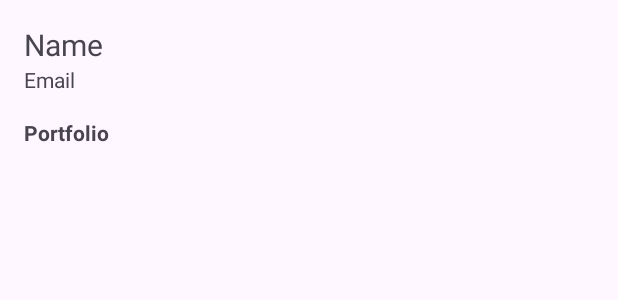
After one commit to Mayuushi/IT342-Syncra, an Android app: the layout fragment_user_profile.xml on its own in the app's theme, with its tools: preview values and no code run, on a phone screen of 412 x 824 dp. The commit adds this screen. Shown: the top 300 px of the screen. Run offline under Robolectric (Android 15) with nearby library versions, the phone set to English and light mode, and no system bars.

Commit message:
Added function: When clicking user name on network, it will redirect to the user profile and fetches the information and portfolio

```diff
--- /dev/null
+++ b/frontend-mobile/app/src/main/res/layout/fragment_user_profile.xml
@@ -0,0 +1,33 @@
+<LinearLayout
+    xmlns:android="http://schemas.android.com/apk/res/android"
+    android:orientation="vertical"
+    android:padding="16dp"
+    android:layout_width="match_parent"
+    android:layout_height="match_parent">
+
+    <TextView
+        android:id="@+id/textViewUserName"
+        android:text="Name"
+        android:textSize="20sp"
+        android:layout_width="wrap_content"
+        android:layout_height="wrap_content" />
+
+    <TextView
+        android:id="@+id/textViewUserEmail"
+        android:text="Email"
+        android:layout_width="wrap_content"
+        android:layout_height="wrap_content" />
+
+    <TextView
+        android:text="Portfolio"
+        android:textStyle="bold"
+        android:layout_marginTop="16dp"
+        android:layout_width="wrap_content"
+        android:layout_height="wrap_content" />
+
+    <LinearLayout
+        android:id="@+id/portfolioContainer"
+        android:orientation="vertical"
+        android:layout_width="match_parent"
+        android:layout_height="wrap_content" />
+</LinearLayout>
--- a/frontend-mobile/app/src/main/res/values-night/themes.xml
+++ b/frontend-mobile/app/src/main/res/values-night/themes.xml
@@ -1,7 +1,62 @@
+<?xml version="1.0" encoding="utf-8"?>
 <resources xmlns:tools="http://schemas.android.com/tools">
-    <!-- Base application theme. -->
+    <!-- Base application theme for dark mode -->
     <style name="Base.Theme.Syncra" parent="Theme.Material3.DayNight.NoActionBar">
-        <!-- Customize your dark theme here. -->
-        <!-- <item name="colorPrimary">@color/my_dark_primary</item> -->
+        <!-- Primary brand colors -->
+        <item name="colorPrimary">@color/linkedin_blue_dark</item>
+        <item name="colorPrimaryVariant">@color/linkedin_dark_blue_dark</item>
+        <item name="colorOnPrimary">@color/white_dark</item>
+
+        <!-- Secondary brand colors -->
+        <item name="colorSecondary">@color/linkedin_blue_dark</item>
+        <item name="colorSecondaryVariant">@color/linkedin_dark_blue_dark</item>
+        <item name="colorOnSecondary">@color/white_dark</item>
+
+        <!-- Background colors -->
+        <item name="android:colorBackground">@color/linkedin_background_dark</item>
+        <item name="colorSurface">@color/linkedin_surface_dark</item>
+        <item name="colorOnBackground">@color/linkedin_dark_text_dark</item>
+        <item name="colorOnSurface">@color/linkedin_dark_text_dark</item>
+
+        <!-- Status bar styling -->
+        <item name="android:statusBarColor">@color/linkedin_background_dark</item>
+        <item name="android:windowLightStatusBar">false</item> <!-- Light icons on dark background -->
+
+        <!-- Navigation bar styling -->
+        <item name="android:navigationBarColor">@color/linkedin_background_dark</item>
+        <item name="android:windowLightNavigationBar" tools:targetApi="27">false</item>
+
+        <!-- Text colors -->
+        <item name="android:textColorPrimary">@color/linkedin_dark_text_dark</item>
+        <item name="android:textColorSecondary">@color/linkedin_medium_text_dark</item>
+        <item name="android:textColorTertiary">@color/linkedin_light_text_dark</item>
+
+        <!-- Card and component styling -->
+        <item name="cardBackgroundColor">@color/linkedin_card_background_dark</item>
+        <item name="materialCardViewStyle">@style/Widget.Syncra.CardView.Dark</item>
+        <item name="textInputStyle">@style/Widget.Syncra.TextInputLayout.Dark</item>
+        <item name="buttonStyle">@style/Widget.Syncra.Button.Dark</item>
+    </style>
+
+    <!-- Card style for dark mode -->
+    <style name="Widget.Syncra.CardView.Dark" parent="Widget.Material3.CardView.Elevated">
+        <item name="cardBackgroundColor">@color/linkedin_card_background_dark</item>
+        <item name="cardElevation">1dp</item>
+        <item name="cardCornerRadius">8dp</item>
+    </style>
+
+    <!-- Text input style for dark mode -->
+    <style name="Widget.Syncra.TextInputLayout.Dark" parent="Widget.Material3.TextInputLayout.FilledBox">
+        <item name="boxBackgroundColor">@color/linkedin_surface_dark</item>
+        <item name="boxStrokeColor">@color/linkedin_blue_dark</item>
+        <item name="hintTextColor">@color/linkedin_blue_dark</item>
+        <item name="android:textColorHint">@color/linkedin_medium_text_dark</item>
+    </style>
+
+    <!-- Button style for dark mode -->
+    <style name="Widget.Syncra.Button.Dark" parent="Widget.Material3.Button">
+        <item name="backgroundTint">@color/linkedin_blue_dark</item>
+        <item name="android:textColor">@color/white_dark</item>
+        <item name="cornerRadius">28dp</item>
     </style>
 </resources>
--- a/frontend-mobile/app/src/main/res/values/colors.xml
+++ b/frontend-mobile/app/src/main/res/values/colors.xml
@@ -55,6 +55,22 @@
 <color name="linkedin_medium_text">#666666</color>
 <color name="linkedin_light_text">#86888A</color>
 
+    <color name="linkedin_light_blue_dark">#1D2226</color>   <!-- Darker variant for light blue backgrounds -->
+    <color name="linkedin_dark_blue_dark">#0073B1</color>    <!-- Slightly adjusted dark blue -->
+
+    <color name="linkedin_dark_text_dark">#FFFFFF</color>    <!-- White text for dark backgrounds -->
+    <color name="linkedin_medium_text_dark">#B0B0B0</color>  <!-- Medium gray text for dark mode -->
+    <color name="linkedin_light_text_dark">#848884</color>   <!-- Light gray text for dark mode -->
+
+    <color name="linkedin_light_gray_dark">#38434F</color>   <!-- Darker gray for separators -->
+    <color name="linkedin_background_dark">#1D2226</color>   <!-- Main dark background -->
+
+    <color name="linkedin_card_background_dark">#2C3C41</color> <!-- Slightly lighter than background for cards -->
+    <color name="linkedin_surface_dark">#283339</color>
+
+    <color name="white_dark">#E6E6E6</color>                 <!-- Slightly off-white for dark mode -->
+    <color name="black_dark">#000000</color>
+
 
 
 
```
Also changed, not shown: frontend-mobile/app/src/main/java/edu/cit/syncra/Controller/ApiService.kt (+9 -7 lines), frontend-mobile/app/src/main/java/edu/cit/syncra/adapter/UserAdapter.kt (+13 -6 lines), frontend-mobile/app/src/main/java/edu/cit/syncra/fragments/NetworkFragment.kt (+17 -16 lines), frontend-mobile/app/src/main/java/edu/cit/syncra/fragments/UserProfileFragment.kt (added, +149 -0 lines).
